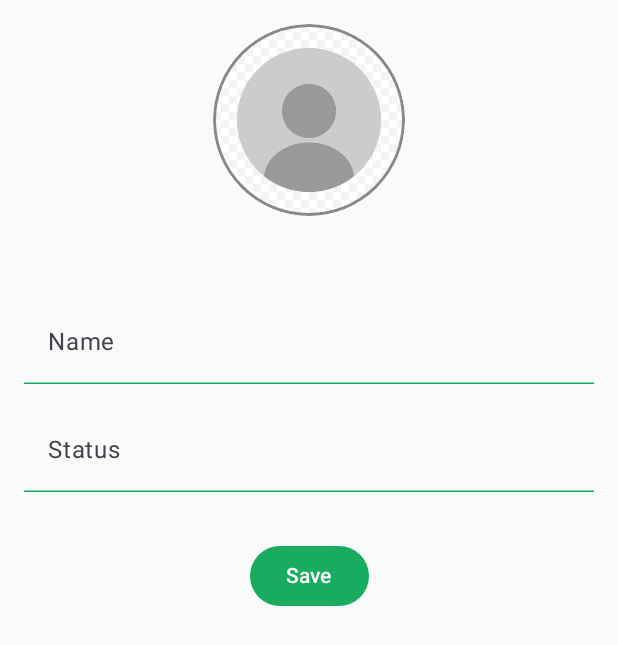
After one commit to prashantshukla01/Talksy, an Android app built with Jetpack Compose: the UserProfileSetScreen screen opened through its navigation route, on a phone screen of 412 x 824 dp. The commit adds this screen. Shown: the top 645 px of the screen. Run offline under Robolectric (Android 15) with nearby library versions, the phone set to English and light mode, and no system bars; our stand-ins replace Dagger/Hilt's generated code, Firebase (no records; nobody signed in at launch, a user with empty details on screens opened directly); 1 statement that could not run was skipped.

Commit message:
profile complete

```diff
--- a/app/src/main/java/com/insanoid/whatsapp/MainActivity.kt
+++ b/app/src/main/java/com/insanoid/whatsapp/MainActivity.kt
@@ -13,7 +13,9 @@ import androidx.compose.ui.Modifier
 import androidx.compose.ui.tooling.preview.Preview
 import com.insanoid.whatsapp.presentation.navigation.WhatsAppNavigationSystem
 import com.insanoid.whatsapp.ui.theme.WhatsAppTheme
+import dagger.hilt.android.AndroidEntryPoint
 
+@AndroidEntryPoint
 class MainActivity : ComponentActivity() {
     override fun onCreate(savedInstanceState: Bundle?) {
         super.onCreate(savedInstanceState)
--- a/app/src/main/java/com/insanoid/whatsapp/presentation/navigation/Routes.kt
+++ b/app/src/main/java/com/insanoid/whatsapp/presentation/navigation/Routes.kt
@@ -24,4 +24,7 @@ sealed class Routes {
     @Serializable
     data object CallScreen: Routes()
 
+    @Serializable
+    data object UserProfileSetScreen: Routes()
+
 }
--- a/app/src/main/java/com/insanoid/whatsapp/presentation/navigation/WhatsAppNavigationSystem.kt
+++ b/app/src/main/java/com/insanoid/whatsapp/presentation/navigation/WhatsAppNavigationSystem.kt
@@ -8,6 +8,7 @@ import com.insanoid.whatsapp.presentation.Callscreen.CallScreen
 import com.insanoid.whatsapp.presentation.communities.Communities
 import com.insanoid.whatsapp.presentation.communities.communitiesScreen
 import com.insanoid.whatsapp.presentation.homescreen.HomeScreen
+import com.insanoid.whatsapp.presentation.profile.UserProfileSetScreen
 import com.insanoid.whatsapp.presentation.splashscreen.SplashScreen
 import com.insanoid.whatsapp.presentation.updatescreen.UpdateScreen
 import com.insanoid.whatsapp.presentation.userregistrationscreen.UserRegistrationScreen
@@ -24,7 +25,7 @@ fun WhatsAppNavigationSystem() {
             WelcomeScreen(navController)
         }
         composable<Routes.UserRegistrationScreen> {
-            UserRegistrationScreen()
+            UserRegistrationScreen( navController)
         }
         composable<Routes.HomeScreen> {
             HomeScreen()
@@ -38,5 +39,8 @@ fun WhatsAppNavigationSystem() {
         composable<Routes.CallScreen> {
             CallScreen()
         }
+        composable<Routes.UserProfileSetScreen> {
+            UserProfileSetScreen(navHostController = navController)
+        }
     }
 }
--- /dev/null
+++ b/app/src/main/java/com/insanoid/whatsapp/presentation/profile/UserProfileSetScreen.kt
@@ -0,0 +1,172 @@
+package com.insanoid.whatsapp.presentation.profile
+
+import com.insanoid.whatsapp.R
+import android.graphics.Bitmap
+import android.graphics.ImageDecoder
+import android.net.Uri
+import android.os.Build
+import androidx.compose.ui.graphics.Color
+
+import android.provider.MediaStore
+import androidx.activity.compose.rememberLauncherForActivityResult
+import androidx.activity.result.contract.ActivityResultContracts
+import androidx.compose.foundation.Image
+import androidx.compose.foundation.border
+import androidx.compose.foundation.clickable
+import androidx.compose.foundation.layout.Box
+import androidx.compose.foundation.layout.Column
+import androidx.compose.foundation.layout.Spacer
+import androidx.compose.foundation.layout.fillMaxSize
+import androidx.compose.foundation.layout.fillMaxWidth
+import androidx.compose.foundation.layout.height
+import androidx.compose.foundation.layout.padding
+import androidx.compose.foundation.layout.size
+import androidx.compose.foundation.shape.CircleShape
+import androidx.compose.material3.Button
+import androidx.compose.material3.ButtonDefaults
+import androidx.compose.material3.Text
+import androidx.compose.material3.TextField
+import androidx.compose.runtime.Composable
+import androidx.compose.runtime.getValue
+import androidx.compose.runtime.mutableStateOf
+import androidx.compose.runtime.remember
+import androidx.compose.runtime.setValue
+import androidx.compose.ui.Alignment
+import androidx.compose.ui.Modifier
+import androidx.compose.ui.draw.clip
+import androidx.compose.ui.graphics.asImageBitmap
+import androidx.compose.ui.layout.ContentScale
+import androidx.compose.ui.platform.LocalContext
+import androidx.compose.ui.res.colorResource
+import androidx.compose.ui.unit.dp
+import androidx.navigation.NavHostController
+import coil.compose.rememberImagePainter
+import com.google.firebase.Firebase
+import androidx.compose.material3.TextFieldDefaults
+import androidx.hilt.navigation.compose.hiltViewModel
+import com.google.firebase.auth.auth
+import com.insanoid.whatsapp.presentation.navigation.Routes
+import com.insanoid.whatsapp.presentation.viewmodel.PhoneAuthViewModel
+
+
+
+@Composable
+fun UserProfileSetScreen(phoneAuthViewModel: PhoneAuthViewModel = hiltViewModel(), navHostController: NavHostController){
+    var name by remember{ mutableStateOf("") }
+    var status by remember { mutableStateOf("") }
+    var profileImageUri by remember { mutableStateOf<Uri?>(null) }
+    var bitmapImage by remember { mutableStateOf<Bitmap?>(null) }
+
+
+    val firebaseAuth = Firebase.auth
+    val phoneNumber = firebaseAuth.currentUser?.phoneNumber ?: ""
+    val userId = firebaseAuth.currentUser?.uid ?: ""
+
+    val context = LocalContext.current
+    val imagePickerLauncher = rememberLauncherForActivityResult(
+        contract = ActivityResultContracts.GetContent(),
+        onResult = { uri: Uri? ->
+            profileImageUri = uri
+            uri?.let {
+                bitmapImage= if(Build.VERSION.SDK_INT<28){
+                    @Suppress("DEPRECATION")
+                    MediaStore.Images.Media.getBitmap(context.contentResolver, it)
+                } else {
+                    val source = ImageDecoder.createSource(context.contentResolver, it)
+                    ImageDecoder.decodeBitmap(source)
+
+                }
+                }
+
+            }
+            )
+    Column(
+        modifier = Modifier
+            .padding(16.dp)
+            .fillMaxWidth(),
+        horizontalAlignment = Alignment.CenterHorizontally
+    ) {
+        Box(
+            modifier = Modifier
+                .size(128.dp)
+                .clip(CircleShape)
+                .border(2.dp, color = Color.Gray, shape = CircleShape)
+                .clickable {
+                    imagePickerLauncher.launch("image/*")
+                }){
+                         if(bitmapImage!= null){
+                             Image(
+                                 bitmap = bitmapImage!!.asImageBitmap(),
+                                 contentDescription = null,
+                                 modifier = Modifier
+                                     .fillMaxSize()
+                                     .clip(CircleShape),
+                                 contentScale = ContentScale.Crop
+                             )
+                         }
+                        else if (profileImageUri!=null){
+                             Image(
+                                 painter = rememberImagePainter(profileImageUri) ,
+                                 contentDescription = null,
+                                 modifier = Modifier
+                                     .fillMaxSize()
+                                     .clip(CircleShape),
+                                 contentScale = ContentScale.Crop
+                             )
+
+                         }
+                        else{
+                             Image(
+                                 painter = androidx.compose.ui.res.painterResource(id = R.drawable.profile_placeholder),
+                                 contentDescription = null,
+                                 modifier = Modifier
+                                     .fillMaxSize()
+                                     .align(Alignment.Center)
+                             )
+                         }
+                    }
+        Spacer(modifier = Modifier.height(16.dp))
+
+        Text(text = "$phoneNumber")
+        Spacer(modifier = Modifier.padding(8.dp))
+
+        TextField(
+            value = name,
+            onValueChange = { name = it }, // or use { newValue -> name = newValue }
+            label = {
+                Text(text = "Name")
+            },
+            modifier = Modifier.fillMaxWidth(),
+            colors = TextFieldDefaults.colors(
+                unfocusedContainerColor = Color.Transparent,
+                focusedContainerColor = Color.Transparent,
+                unfocusedIndicatorColor = colorResource(R.color.light_green)
+            )
+        )
+        Spacer(modifier = Modifier.height(16.dp))
+
+        TextField(
+            value = status,
+            onValueChange = { status= it }, // or use { newValue -> name = newValue }
+            label = {
+                Text(text = "Status")
+            },
+            modifier = Modifier.fillMaxWidth(),
+            colors = TextFieldDefaults.colors(
+                unfocusedContainerColor = Color.Transparent,
+                focusedContainerColor = Color.Transparent,
+                unfocusedIndicatorColor = colorResource(R.color.light_green)
+            )
+        )
+        Spacer(modifier = Modifier.height(32.dp))
+        Button(onClick = {
+            phoneAuthViewModel.saveUserProfile(userId, name, status, bitmapImage)
+            navHostController.navigate(Routes.HomeScreen)
+        }, colors = ButtonDefaults.buttonColors(colorResource(R.color.light_green))) {
+            Text(text = "Save")
+
+        }
+
+
+    }
+}
--- a/gradle.properties
+++ b/gradle.properties
@@ -21,3 +21,6 @@ kotlin.code.style=official
 # resources declared in the library itself and none from the library's dependencies,
 # thereby reducing the size of the R class for that library
 android.nonTransitiveRClass=true
+
+
+android.enableJetifier=true
```
Also changed, not shown: app/build.gradle.kts (+5 -2 lines), app/src/main/java/com/insanoid/whatsapp/presentation/userregistrationscreen/UserRegistrationScreen.kt (+170 -57 lines), app/src/main/java/com/insanoid/whatsapp/presentation/viewmodel/PhoneAuthViewModel.kt (+56 -3 lines), 2 other files.
